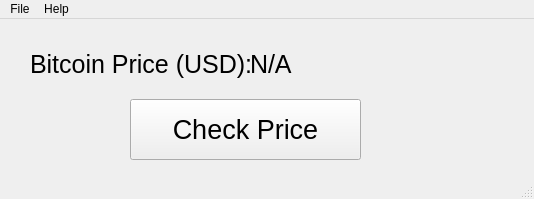
Qt form templates/main_window.ui (DevDungeon/PyQt5-Bitcoin-Price-Checker) before a commit.
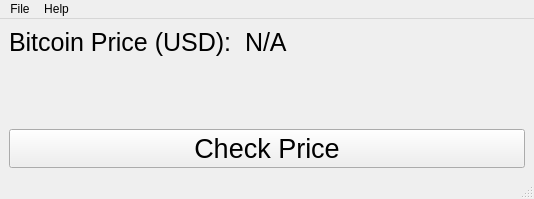
The same form after that commit.

Commit message: Added a layout to make the gui more dynamic and resizable

```diff
--- a/templates/main_window.ui
+++ b/templates/main_window.ui
@@ -14,33 +14,11 @@
    <string>MainWindow</string>
   </property>
   <widget class="QWidget" name="centralwidget">
-   <widget class="QPushButton" name="priceCheckButton">
-    <property name="geometry">
-     <rect>
-      <x>130</x>
-      <y>80</y>
-      <width>231</width>
-      <height>61</height>
-     </rect>
-    </property>
-    <property name="font">
-     <font>
-      <pointsize>20</pointsize>
-     </font>
-    </property>
-    <property name="text">
-     <string>Check Price</string>
-    </property>
-   </widget>
+   <layout class="QVBoxLayout" name="verticalLayout">
+    <item>
+     <layout class="QFormLayout" name="formLayout">
+      <item row="0" column="0">
    <widget class="QLabel" name="label">
-    <property name="geometry">
-     <rect>
-      <x>30</x>
-      <y>30</y>
-      <width>231</width>
-      <height>31</height>
-     </rect>
-    </property>
     <property name="font">
      <font>
       <pointsize>19</pointsize>
@@ -50,15 +28,9 @@
      <string>Bitcoin Price (USD): </string>
     </property>
    </widget>
+      </item>
+      <item row="0" column="1">
    <widget class="QLabel" name="bitcoinPriceLabel">
-    <property name="geometry">
-     <rect>
-      <x>250</x>
-      <y>30</y>
-      <width>191</width>
-      <height>31</height>
-     </rect>
-    </property>
     <property name="font">
      <font>
       <pointsize>19</pointsize>
@@ -68,6 +40,22 @@
      <string>N/A</string>
     </property>
    </widget>
+      </item>
+     </layout>
+    </item>
+    <item>
+     <widget class="QPushButton" name="priceCheckButton">
+      <property name="font">
+       <font>
+        <pointsize>20</pointsize>
+       </font>
+      </property>
+      <property name="text">
+       <string>Check Price</string>
+      </property>
+     </widget>
+    </item>
+   </layout>
   </widget>
   <widget class="QMenuBar" name="menubar">
    <property name="geometry">
```
Left out of the diff: 4 changed lines with no effect on the pictures. Lines whose indentation alone changed are shown as unchanged. The commit also changes 1 other file.
